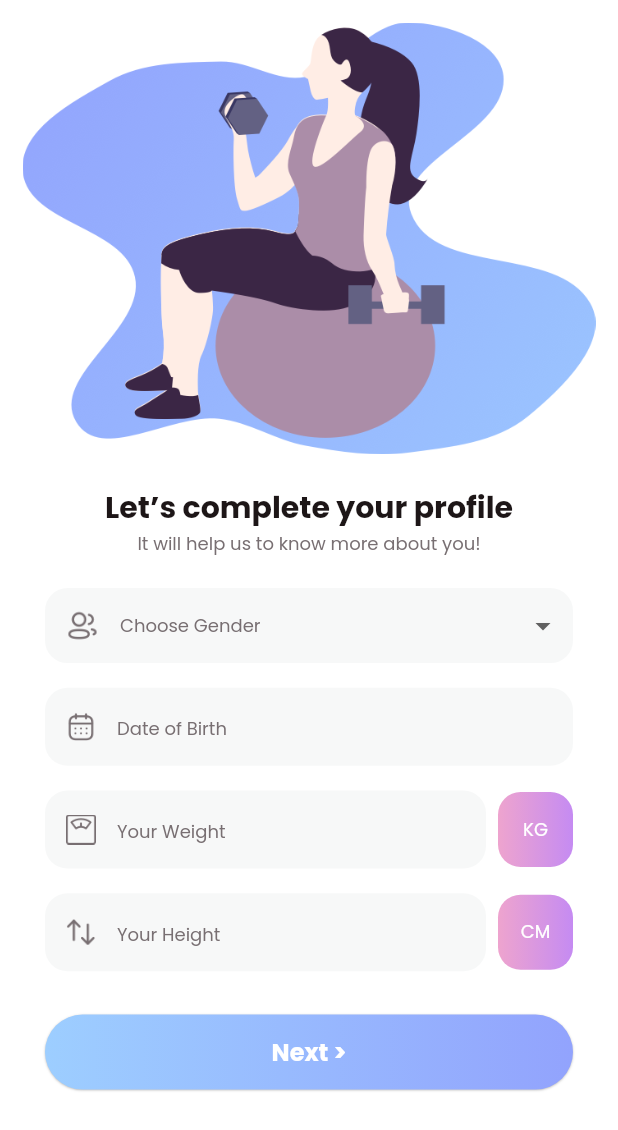
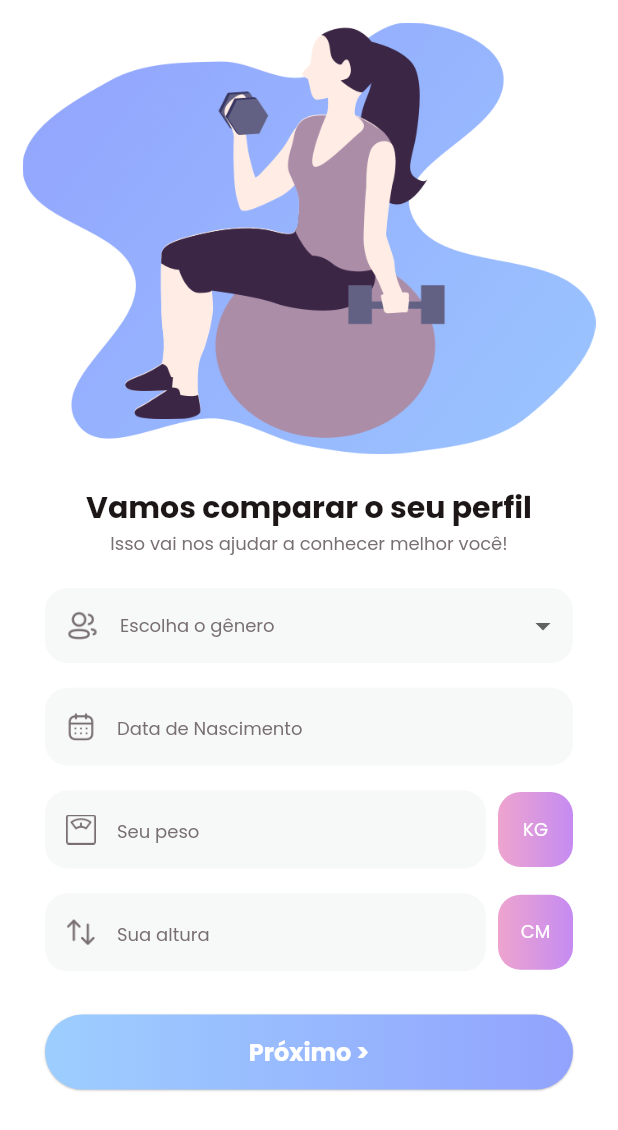
Before and after one commit to leonardofabriziogarcia/FitnessPlus, a Flutter app: the CompleteProfileView screen opened directly, on a phone screen of 412 x 824 dp. Shown: the top 1130 px of the screen. Run offline on Flutter 3.47's test engine with Material 2 defaults, Android fonts, the phone set to English and light mode, and no system bars; our stand-ins replace animated_toggle_switch, carousel_slider, fl_chart, readmore, scrollable_positioned_list, simple_circular_progress_bar; missing offline and left inert: dotted_dashed_line, simple_animation_progress_bar; key blocks and very long unbroken strings in the code were emptied for the run.

Commit message:
mudanças

```diff
--- a/lib/view/login/complete_profile_view.dart
+++ b/lib/view/login/complete_profile_view.dart
@@ -35,14 +35,14 @@ class _CompleteProfileViewState extends State<CompleteProfileView> {
                   height: media.width * 0.05,
                 ),
                 Text(
-                  "Let’s complete your profile",
+                  "Vamos comparar o seu perfil",
                   style: TextStyle(
                       color: TColor.black,
                       fontSize: 20,
                       fontWeight: FontWeight.w700),
                 ),
                 Text(
-                  "It will help us to know more about you!",
+                  "Isso vai nos ajudar a conhecer melhor você!",
                   style: TextStyle(color: TColor.gray, fontSize: 12),
                 ),
                 SizedBox(
@@ -75,7 +75,7 @@ class _CompleteProfileViewState extends State<CompleteProfileView> {
                               Expanded(
                                 child: DropdownButtonHideUnderline(
                                   child: DropdownButton(
-                                    items: ["Male", "Female"]
+                                    items: ["Masculino", "Feminino"]
                                         .map((name) => DropdownMenuItem(
                                               value: name,
                                               child: Text(
@@ -89,7 +89,7 @@ class _CompleteProfileViewState extends State<CompleteProfileView> {
                                     onChanged: (value) {},
                                     isExpanded: true,
                                     hint: Text(
-                                      "Choose Gender",
+                                      "Escolha o gênero",
                                       style: TextStyle(
                                           color: TColor.gray, fontSize: 12),
                                     ),
@@ -106,7 +106,7 @@ class _CompleteProfileViewState extends State<CompleteProfileView> {
                       ),
                       RoundTextField(
                         controller: txtDate,
-                        hitText: "Date of Birth",
+                        hitText: "Data de Nascimento",
                         icon: "assets/img/date.png",
                       ),
                       SizedBox(
@@ -117,7 +117,7 @@ class _CompleteProfileViewState extends State<CompleteProfileView> {
                           Expanded(
                             child: RoundTextField(
                               controller: txtDate,
-                              hitText: "Your Weight",
+                              hitText: "Seu peso",
                               icon: "assets/img/weight.png",
                             ),
                           ),
@@ -150,7 +150,7 @@ class _CompleteProfileViewState extends State<CompleteProfileView> {
                           Expanded(
                             child: RoundTextField(
                               controller: txtDate,
-                              hitText: "Your Height",
+                              hitText: "Sua altura",
                               icon: "assets/img/hight.png",
                             ),
                           ),
@@ -179,7 +179,7 @@ class _CompleteProfileViewState extends State<CompleteProfileView> {
                         height: media.width * 0.07,
                       ),
                       RoundButton(
-                          title: "Next >",
+                          title: "Próximo >",
                           onPressed: () {
                             Navigator.push(
                                 context,
--- a/lib/view/login/what_your_goal_view.dart
+++ b/lib/view/login/what_your_goal_view.dart
@@ -18,9 +18,9 @@ class _WhatYourGoalViewState extends State<WhatYourGoalView> {
   List goalArr = [
     {
       "image": "assets/img/goal_1.png",
-      "title": "Improve Shape",
+      "title": "Aprimorar o físico",
       "subtitle":
-          "I have a low amount of body fat\nand need / want to build more\nmuscle"
+          "Eu tenho uma baixa quantidade de gordura corporal\ne preciso / quero desenvolver \nmúsculo"
     },
     {
       "image": "assets/img/goal_2.png",
--- a/lib/view/photo_progress/photo_progress_view.dart
+++ b/lib/view/photo_progress/photo_progress_view.dart
@@ -14,7 +14,7 @@ class PhotoProgressView extends StatefulWidget {
 class _PhotoProgressViewState extends State<PhotoProgressView> {
   List photoArr = [
     {
-      "time": "2 June",
+      "time": "2 de Junho",
       "photo": [
         "assets/img/pp_1.png",
         "assets/img/pp_2.png",
@@ -23,7 +23,7 @@ class _PhotoProgressViewState extends State<PhotoProgressView> {
       ]
     },
     {
-      "time": "5 May",
+      "time": "5 de Maio",
       "photo": [
         "assets/img/pp_5.png",
         "assets/img/pp_6.png",
```
Also changed, not shown: lib/view/photo_progress/comparison_view.dart (+4 -4 lines), 1 other file.
